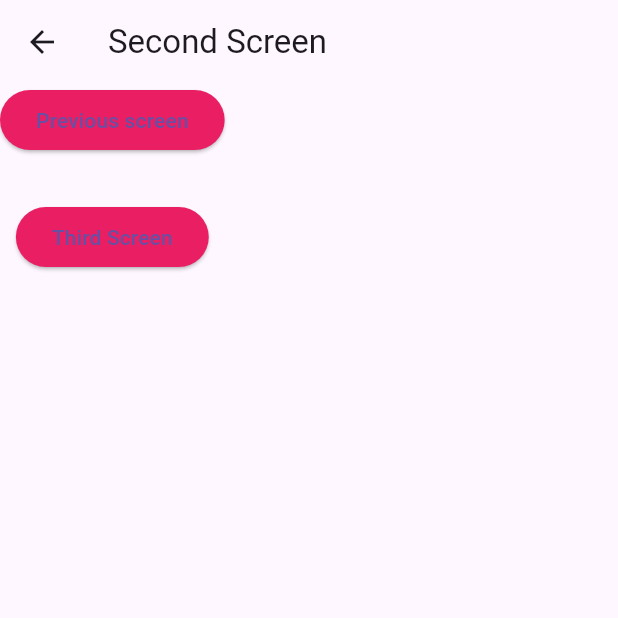
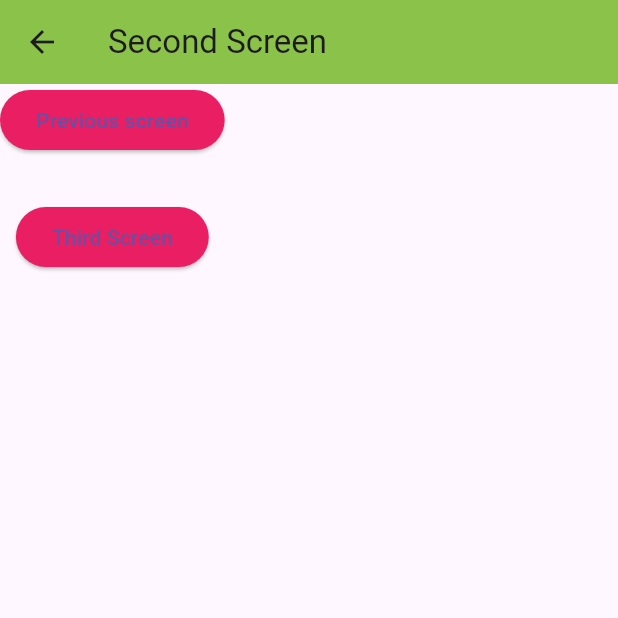
Before and after one commit to ashrafulislamakik/Flutter_Widgets_Module_5, a Flutter app: the screen it shows after launch, after a tap on "second Screen", on a phone screen of 412 x 824 dp, the top half of it. Run offline on Flutter 3.47's test engine with Material 3 defaults, Android fonts, the phone set to English and light mode, and no system bars.

Commit message:
Update main.dart

```diff
--- a/lib/main.dart
+++ b/lib/main.dart
@@ -42,10 +42,14 @@ class Homescreen extends StatelessWidget {
   Widget build(BuildContext context) {
     return Scaffold(
         appBar: AppBar(
-            title: Text("Home Screen"),
+          backgroundColor: Colors.lightGreen,
+            title: Align(
+              alignment: Alignment.center,
+              child: Text("Home Screen")),
         ),
 
-        body: Column(
+        body: Center(
+          child: Column(
             children: [
               Text("Hello",style: Theme.of(context).textTheme.bodyLarge,),
               Text("Hello",style: Theme.of(context).textTheme.bodyLarge,),
@@ -63,15 +67,21 @@ class Homescreen extends StatelessWidget {
               },
               child: Text("second Screen")),
 
+              SizedBox(height: 5,),
+
               ElevatedButton(onPressed: (){
                 Navigator.push(context, MaterialPageRoute(builder: (context) => SeconScreen()));
               },
               child: Text("second Screen")),
+
+              SizedBox(height: 5,),
+
               ElevatedButton(onPressed: (){
                 Navigator.push(context, MaterialPageRoute(builder: (context) => SeconScreen()));
               },
               child: Text("second Screen"))
             ],
+          ),
         ),
     );
   }
@@ -85,6 +95,7 @@ class SeconScreen extends StatelessWidget {
   Widget build(BuildContext context) {
     return Scaffold(
       appBar: AppBar(
+        backgroundColor: Colors.lightGreen,
         title: Text("Second Screen"),
       ),
 
```
Lines whose indentation alone changed are shown as unchanged.
